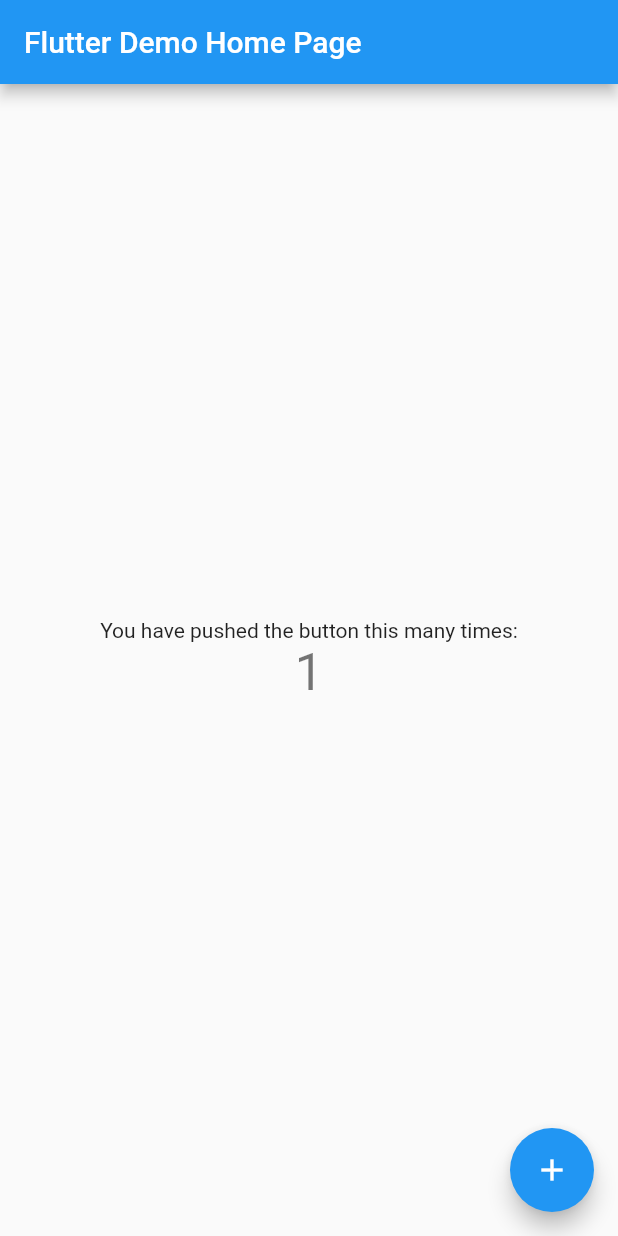
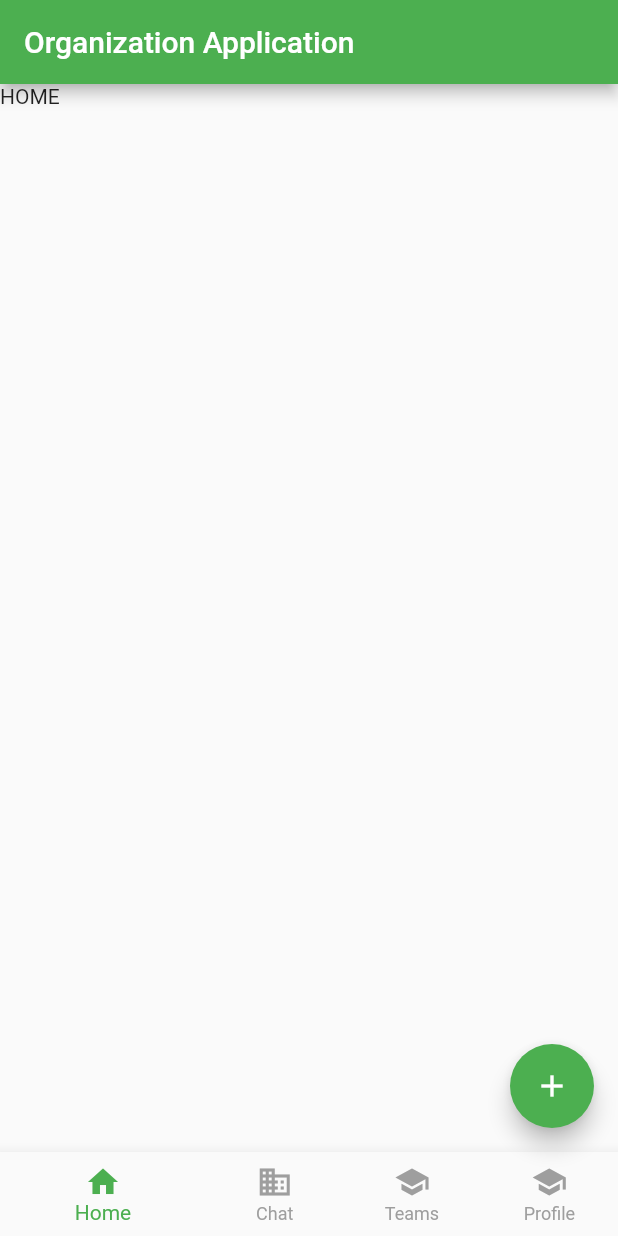
Before and after one commit to Pl4tt/organization-application, a Flutter app: the screen it shows after launch, after a tap on the "add" icon, on a phone screen of 412 x 824 dp. Run offline on Flutter 3.47's test engine with Material 2 defaults, Android fonts, the light colour scheme and no system bars.

Commit message:
begin mobile flutter development

```diff
--- /dev/null
+++ b/frontend/organization_mobile/lib/account/register.dart
@@ -0,0 +1,17 @@
+import 'package:flutter/material.dart';
+
+class Register extends StatefulWidget {
+  const Register({ Key? key }) : super(key: key);
+
+  @override
+  _RegisterState createState() => _RegisterState();
+}
+
+class _RegisterState extends State<Register> {
+  @override
+  Widget build(BuildContext context) {
+    return Scaffold(
+
+    );
+  }
+}
--- a/frontend/organization_mobile/lib/main.dart
+++ b/frontend/organization_mobile/lib/main.dart
@@ -1,4 +1,15 @@
 import 'package:flutter/material.dart';
+import 'package:organization_mobile/navigator/chat.dart';
+import 'package:organization_mobile/navigator/home.dart';
+import 'package:organization_mobile/navigator/profile.dart';
+import 'package:organization_mobile/navigator/teams.dart';
+
+enum NavigationSelector {
+  home,
+  chat,
+  teams,
+  profile,
+}
 
 void main() {
   runApp(const MyApp());
@@ -13,33 +24,16 @@
     return MaterialApp(
       title: 'Flutter Demo',
       theme: ThemeData(
-        // This is the theme of your application.
-        //
-        // Try running your application with "flutter run". You'll see the
-        // application has a blue toolbar. Then, without quitting the app, try
-        // changing the primarySwatch below to Colors.green and then invoke
-        // "hot reload" (press "r" in the console where you ran "flutter run",
-        // or simply save your changes to "hot reload" in a Flutter IDE).
-        // Notice that the counter didn't reset back to zero; the application
-        // is not restarted.
-        primarySwatch: Colors.blue,
+        primarySwatch: Colors.green,
       ),
-      home: const MyHomePage(title: 'Flutter Demo Home Page'),
+      debugShowCheckedModeBanner: false,
+      home: const MyHomePage(title: 'Organization Application'),
     );
   }
 }
 
 class MyHomePage extends StatefulWidget {
   const MyHomePage({Key? key, required this.title}) : super(key: key);
-
-  // This widget is the home page of your application. It is stateful, meaning
-  // that it has a State object (defined below) that contains fields that affect
-  // how it looks.
-
-  // This class is the configuration for the state. It holds the values (in this
-  // case the title) provided by the parent (in this case the App widget) and
-  // used by the build method of the State. Fields in a Widget subclass are
-  // always marked "final".
 
   final String title;
 
@@ -49,67 +43,92 @@
 
 class _MyHomePageState extends State<MyHomePage> {
   int _counter = 0;
+  int _selectedIndex = 0;
+  NavigationSelector _currPage = NavigationSelector.home;
 
   void _incrementCounter() {
+    _counter += 1;
+  }
+
+  void _onItemTapped(int index) {
+    switch (index) {
+      case 0:
+        _currPage = NavigationSelector.home;
+        break;
+
+      case 1:
+        _currPage = NavigationSelector.chat;
+        break;
+
+      case 2:
+        _currPage = NavigationSelector.teams;
+        break;
+
+      case 3:
+        _currPage = NavigationSelector.profile;
+        break;
+    }
+
     setState(() {
-      // This call to setState tells the Flutter framework that something has
-      // changed in this State, which causes it to rerun the build method below
-      // so that the display can reflect the updated values. If we changed
-      // _counter without calling setState(), then the build method would not be
-      // called again, and so nothing would appear to happen.
-      _counter++;
+      _selectedIndex = index;
     });
   }
 
   @override
   Widget build(BuildContext context) {
-    // This method is rerun every time setState is called, for instance as done
-    // by the _incrementCounter method above.
-    //
-    // The Flutter framework has been optimized to make rerunning build methods
-    // fast, so that you can just rebuild anything that needs updating rather
-    // than having to individually change instances of widgets.
     return Scaffold(
       appBar: AppBar(
-        // Here we take the value from the MyHomePage object that was created by
-        // the App.build method, and use it to set our appbar title.
         title: Text(widget.title),
       ),
-      body: Center(
-        // Center is a layout widget. It takes a single child and positions it
-        // in the middle of the parent.
-        child: Column(
-          // Column is also a layout widget. It takes a list of children and
-          // arranges them vertically. By default, it sizes itself to fit its
-          // children horizontally, and tries to be as tall as its parent.
-          //
-          // Invoke "debug painting" (press "p" in the console, choose the
-          // "Toggle Debug Paint" action from the Flutter Inspector in Android
-          // Studio, or the "Toggle Debug Paint" command in Visual Studio Code)
-          // to see the wireframe for each widget.
-          //
-          // Column has various properties to control how it sizes itself and
-          // how it positions its children. Here we use mainAxisAlignment to
-          // center the children vertically; the main axis here is the vertical
-          // axis because Columns are vertical (the cross axis would be
-          // horizontal).
-          mainAxisAlignment: MainAxisAlignment.center,
-          children: <Widget>[
-            const Text(
-              'You have pushed the button this many times:',
-            ),
-            Text(
-              '$_counter',
-              style: Theme.of(context).textTheme.headline4,
-            ),
-          ],
-        ),
-      ),
+      body: buildContent(),
       floatingActionButton: FloatingActionButton(
         onPressed: _incrementCounter,
         tooltip: 'Increment',
         child: const Icon(Icons.add),
-      ), // This trailing comma makes auto-formatting nicer for build methods.
+      ),
+
+      bottomNavigationBar: BottomNavigationBar(
+        type: BottomNavigationBarType.shifting,
+        items: const <BottomNavigationBarItem>[
+          BottomNavigationBarItem(
+            icon: Icon(Icons.home),
+            label: 'Home',
+          ),
+          BottomNavigationBarItem(
+            icon: Icon(Icons.business),
+            label: 'Chat',
+          ),
+          BottomNavigationBarItem(
+            icon: Icon(Icons.school),
+            label: 'Teams',
+          ),
+          BottomNavigationBarItem(
+            icon: Icon(Icons.school),
+            label: 'Profile',
+          ),
+        ],
+        currentIndex: _selectedIndex,
+        selectedItemColor: Colors.green,
+        unselectedItemColor: Colors.grey,
+        showUnselectedLabels: true,
+        onTap: _onItemTapped,
+      ),
     );
   }
+
+  Widget buildContent() {
+    switch (_currPage) {
+      case NavigationSelector.home:
+        return Home();
+
+      case NavigationSelector.chat:
+        return Chat();
+
+      case NavigationSelector.teams:
+        return Teams();
+
+      case NavigationSelector.profile:
+        return Profile();
+    }
+  }
 }
--- /dev/null
+++ b/frontend/organization_mobile/lib/navigator/chat.dart
@@ -0,0 +1,17 @@
+import 'package:flutter/material.dart';
+
+class Chat extends StatefulWidget {
+  const Chat({ Key? key }) : super(key: key);
+
+  @override
+  _ChatState createState() => _ChatState();
+}
+
+class _ChatState extends State<Chat> {
+  @override
+  Widget build(BuildContext context) {
+    return Scaffold(
+      body: const Text("CHAT"),
+    );
+  }
+}
--- /dev/null
+++ b/frontend/organization_mobile/lib/navigator/home.dart
@@ -0,0 +1,17 @@
+import 'package:flutter/material.dart';
+
+class Home extends StatefulWidget {
+  const Home({ Key? key }) : super(key: key);
+
+  @override
+  _HomeState createState() => _HomeState();
+}
+
+class _HomeState extends State<Home> {
+  @override
+  Widget build(BuildContext context) {
+    return Scaffold(
+      body: const Text("HOME"),
+    );
+  }
+}
--- /dev/null
+++ b/frontend/organization_mobile/lib/navigator/profile.dart
@@ -0,0 +1,17 @@
+import 'package:flutter/material.dart';
+
+class Profile extends StatefulWidget {
+  const Profile({ Key? key }) : super(key: key);
+
+  @override
+  _ProfileState createState() => _ProfileState();
+}
+
+class _ProfileState extends State<Profile> {
+  @override
+  Widget build(BuildContext context) {
+    return Scaffold(
+      body: const Text("PROFILE"),
+    );
+  }
+}
--- /dev/null
+++ b/frontend/organization_mobile/lib/navigator/teams.dart
@@ -0,0 +1,17 @@
+import 'package:flutter/material.dart';
+
+class Teams extends StatefulWidget {
+  const Teams({ Key? key }) : super(key: key);
+
+  @override
+  _TeamsState createState() => _TeamsState();
+}
+
+class _TeamsState extends State<Teams> {
+  @override
+  Widget build(BuildContext context) {
+    return Scaffold(
+      body: const Text("TEAMS"),
+    );
+  }
+}
```
Also changed, not shown: frontend/organization_mobile/lib/account/login.dart (added).
